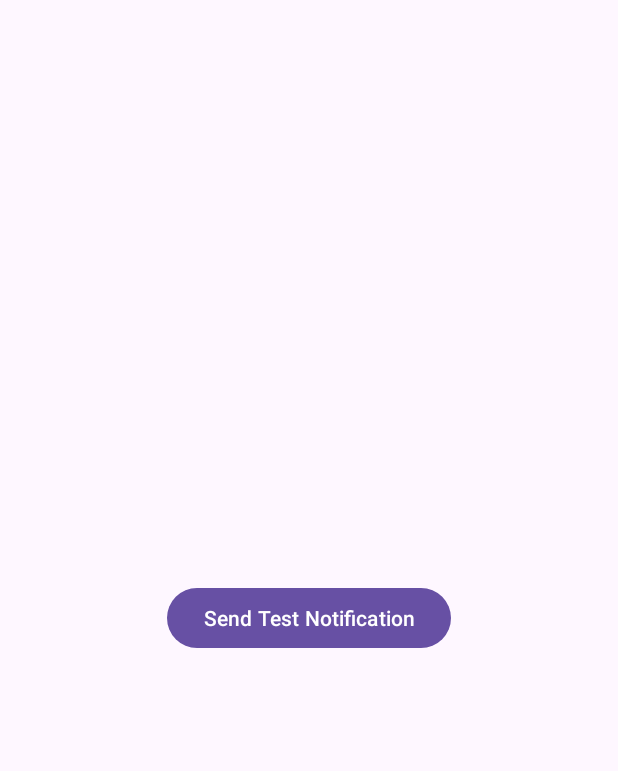
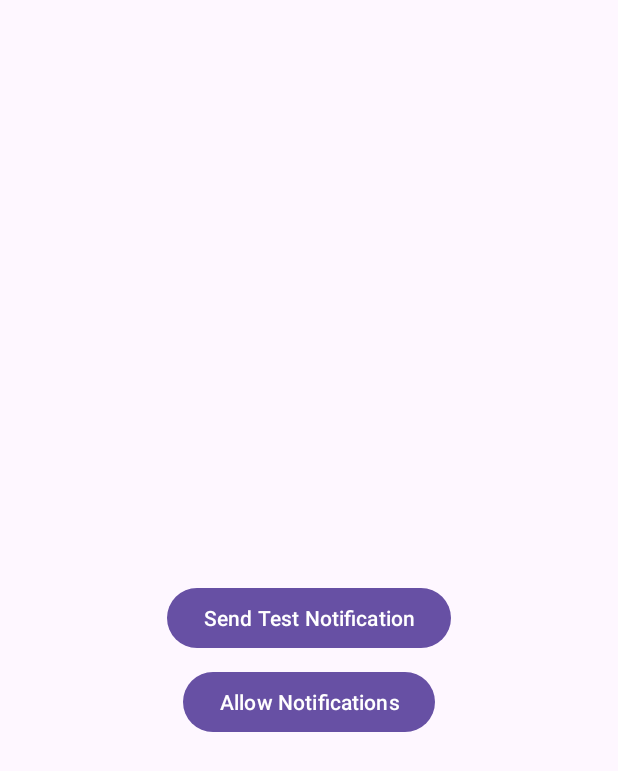
Before and after one commit to Makrine/Geo2Latin, an Android app: the screen it shows after launch (MainActivity), on a phone screen of 412 x 824 dp. Shown: the top 771 px of the screen. Run offline under Robolectric (Android 15) with nearby library versions, the phone set to English and light mode, and no system bars.

Commit message:
added a button for permissions

```diff
--- a/app/src/main/java/com/makrine/geo2latin2/MainActivity.kt
+++ b/app/src/main/java/com/makrine/geo2latin2/MainActivity.kt
@@ -10,11 +10,13 @@ class MainActivity : AppCompatActivity() {
     override fun onCreate(savedInstanceState: Bundle?) {
         super.onCreate(savedInstanceState)
         setContentView(R.layout.activity_main)
-        startActivity(Intent("android.settings.ACTION_NOTIFICATION_LISTENER_SETTINGS"))
 
         findViewById<Button>(R.id.btn_test_notification).setOnClickListener {
             val latinText = MyNotificationListener().convertGeoToLatin("ტესტი")
             NotificationHelper.sendLatinNotification(this, "Title", latinText)
         }
+        findViewById<Button>(R.id.btn_allow_notifications).setOnClickListener {
+            startActivity(Intent("android.settings.ACTION_NOTIFICATION_LISTENER_SETTINGS"))
+        }
     }
 }
--- a/app/src/main/res/layout/activity_main.xml
+++ b/app/src/main/res/layout/activity_main.xml
@@ -8,7 +8,16 @@
         android:id="@+id/btn_test_notification"
         android:layout_width="wrap_content"
         android:layout_height="wrap_content"
-        android:text="Send Test Notification"
+        android:text="@string/send_test_notification"
         android:layout_centerInParent="true" />
 
+    <Button
+        android:id="@+id/btn_allow_notifications"
+        android:layout_width="wrap_content"
+        android:layout_height="wrap_content"
+        android:text="@string/allow_notifications"
+        android:layout_below="@id/btn_test_notification"
+        android:layout_centerHorizontal="true"
+        android:layout_marginTop="8dp" />
+
 </RelativeLayout>
--- a/app/src/main/res/values/strings.xml
+++ b/app/src/main/res/values/strings.xml
@@ -43,4 +43,6 @@
         libero vel nunc consequat, quis tincidunt nisl eleifend. Cras bibendum enim a justo luctus
         vestibulum. Fusce dictum libero quis erat maximus, vitae volutpat diam dignissim.
     </string>
+    <string name="allow_notifications">Allow Notifications</string>
+    <string name="send_test_notification">Send Test Notification</string>
 </resources>
```
